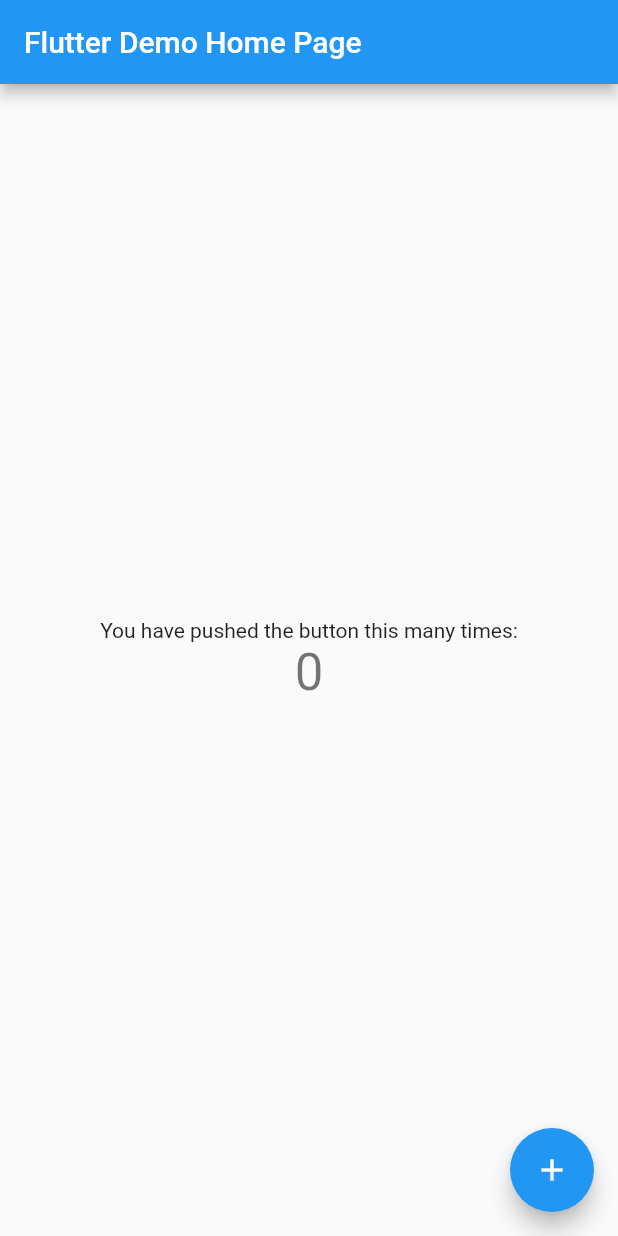
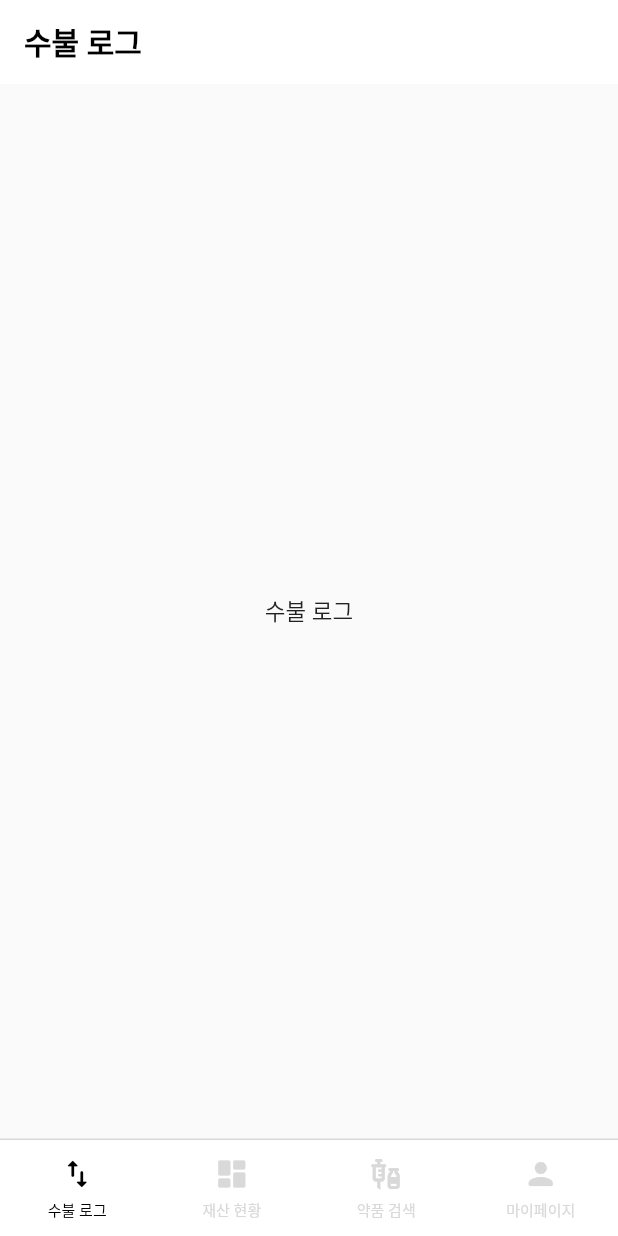
Before and after one commit to sungjjss9707/APP_Seusuro_AutoMedic, a Flutter app: the screen it shows after launch, on a phone screen of 412 x 824 dp. Run offline on Flutter 3.47's test engine with Material 2 defaults, Android fonts, the phone set to English and light mode, and no system bars; our stand-ins replace get; Roboto replaces fonts that are missing (Pretendard).

Commit message:
MainPage UI 및 로직 구현

```diff
--- a/APP(Android)/seusuro/lib/main.dart
+++ b/APP(Android)/seusuro/lib/main.dart
@@ -1,4 +1,10 @@
 import 'package:flutter/material.dart';
+import 'package:flutter_localizations/flutter_localizations.dart';
+import 'package:get/get.dart';
+import 'package:seusuro/src/app_colors.dart';
+import 'package:seusuro/src/app_scroll_behavior.dart';
+import 'package:seusuro/src/controller/data_controller.dart';
+import 'package:seusuro/src/ui/splash_page.dart';
 
 void main() {
   runApp(const MyApp());
@@ -7,109 +13,27 @@
 class MyApp extends StatelessWidget {
   const MyApp({super.key});
 
-  // This widget is the root of your application.
   @override
   Widget build(BuildContext context) {
-    return MaterialApp(
-      title: 'Flutter Demo',
+    Get.put(DataController());
+
+    return GetMaterialApp(
+      title: '스수로',
       theme: ThemeData(
-        // This is the theme of your application.
-        //
-        // Try running your application with "flutter run". You'll see the
-        // application has a blue toolbar. Then, without quitting the app, try
-        // changing the primarySwatch below to Colors.green and then invoke
-        // "hot reload" (press "r" in the console where you ran "flutter run",
-        // or simply save your changes to "hot reload" in a Flutter IDE).
-        // Notice that the counter didn't reset back to zero; the application
-        // is not restarted.
-        primarySwatch: Colors.blue,
+        fontFamily: 'Pretendard',
+        primaryColor: AppColors().keyRed,
       ),
-      home: const MyHomePage(title: 'Flutter Demo Home Page'),
+      home: const SplashPage(),
+      scrollBehavior: AppScrollBehavior(),
+      debugShowCheckedModeBanner: false,
+      localizationsDelegates: const [
+        GlobalMaterialLocalizations.delegate,
+        GlobalWidgetsLocalizations.delegate,
+        GlobalCupertinoLocalizations.delegate,
+      ],
+      supportedLocales: const [
+        Locale('ko', 'KR'),
+      ],
     );
   }
 }
-
-class MyHomePage extends StatefulWidget {
-  const MyHomePage({super.key, required this.title});
-
-  // This widget is the home page of your application. It is stateful, meaning
-  // that it has a State object (defined below) that contains fields that affect
-  // how it looks.
-
-  // This class is the configuration for the state. It holds the values (in this
-  // case the title) provided by the parent (in this case the App widget) and
-  // used by the build method of the State. Fields in a Widget subclass are
-  // always marked "final".
-
-  final String title;
-
-  @override
-  State<MyHomePage> createState() => _MyHomePageState();
-}
-
-class _MyHomePageState extends State<MyHomePage> {
-  int _counter = 0;
-
-  void _incrementCounter() {
-    setState(() {
-      // This call to setState tells the Flutter framework that something has
-      // changed in this State, which causes it to rerun the build method below
-      // so that the display can reflect the updated values. If we changed
-      // _counter without calling setState(), then the build method would not be
-      // called again, and so nothing would appear to happen.
-      _counter++;
-    });
-  }
-
-  @override
-  Widget build(BuildContext context) {
-    // This method is rerun every time setState is called, for instance as done
-    // by the _incrementCounter method above.
-    //
-    // The Flutter framework has been optimized to make rerunning build methods
-    // fast, so that you can just rebuild anything that needs updating rather
-    // than having to individually change instances of widgets.
-    return Scaffold(
-      appBar: AppBar(
-        // Here we take the value from the MyHomePage object that was created by
-        // the App.build method, and use it to set our appbar title.
-        title: Text(widget.title),
-      ),
-      body: Center(
-        // Center is a layout widget. It takes a single child and positions it
-        // in the middle of the parent.
-        child: Column(
-          // Column is also a layout widget. It takes a list of children and
-          // arranges them vertically. By default, it sizes itself to fit its
-          // children horizontally, and tries to be as tall as its parent.
-          //
-          // Invoke "debug painting" (press "p" in the console, choose the
-          // "Toggle Debug Paint" action from the Flutter Inspector in Android
-          // Studio, or the "Toggle Debug Paint" command in Visual Studio Code)
-          // to see the wireframe for each widget.
-          //
-          // Column has various properties to control how it sizes itself and
-          // how it positions its children. Here we use mainAxisAlignment to
-          // center the children vertically; the main axis here is the vertical
-          // axis because Columns are vertical (the cross axis would be
-          // horizontal).
-          mainAxisAlignment: MainAxisAlignment.center,
-          children: <Widget>[
-            const Text(
-              'You have pushed the button this many times:',
-            ),
-            Text(
-              '$_counter',
-              style: Theme.of(context).textTheme.headline4,
-            ),
-          ],
-        ),
-      ),
-      floatingActionButton: FloatingActionButton(
-        onPressed: _incrementCounter,
-        tooltip: 'Increment',
-        child: const Icon(Icons.add),
-      ), // This trailing comma makes auto-formatting nicer for build methods.
-    );
-  }
-}
--- /dev/null
+++ b/APP(Android)/seusuro/lib/src/app_colors.dart
@@ -0,0 +1,18 @@
+import 'package:flutter/material.dart';
+
+class AppColors {
+  // Key
+  Color keyRed = const Color(0xFFED8BC0);
+  Color keyBlue = const Color(0xFF8BA1ED);
+
+  // Background
+  Color bgWhite = const Color(0xFFFFFFFF);
+
+  // Text
+  Color textBlack = const Color(0xFF000000);
+  Color textGrey = const Color(0xFFD9D9D9);
+  Color textWhite = const Color(0xFFFFFFFF);
+
+  // Line
+  Color lineGrey = const Color(0xFFD9D9D9);
+}
--- /dev/null
+++ b/APP(Android)/seusuro/lib/src/app_scroll_behavior.dart
@@ -0,0 +1,10 @@
+import 'package:flutter/gestures.dart';
+import 'package:flutter/material.dart';
+
+class AppScrollBehavior extends MaterialScrollBehavior {
+  @override
+  Set<PointerDeviceKind> get dragDevices => {
+        PointerDeviceKind.touch,
+        PointerDeviceKind.mouse,
+      };
+}
--- /dev/null
+++ b/APP(Android)/seusuro/lib/src/controller/data_controller.dart
@@ -0,0 +1,11 @@
+import 'package:get/get.dart';
+
+class DataController extends GetxService {
+  static DataController get to => Get.find();
+
+  var mobileWidth = 360.0;
+
+  RxDouble screenWidth = 0.0.obs;
+
+  bool isDesktop() => GetPlatform.isDesktop && screenWidth.value > mobileWidth;
+}
--- /dev/null
+++ b/APP(Android)/seusuro/lib/src/controller/ui/main_page_controller.dart
@@ -0,0 +1,11 @@
+import 'package:get/get.dart';
+
+class MainPageController extends GetxController {
+  static MainPageController get to => Get.find();
+
+  RxInt currentIndex = 0.obs;
+
+  void changePageIndex(int index) {
+    currentIndex(index);
+  }
+}
--- /dev/null
+++ b/APP(Android)/seusuro/lib/src/responsive_scaffold.dart
@@ -0,0 +1,127 @@
+import 'package:flutter/material.dart';
+import 'package:seusuro/src/app_colors.dart';
+import 'package:seusuro/src/controller/data_controller.dart';
+
+Widget rScaffold({
+  PreferredSizeWidget? rAppBar,
+  Widget? rBody,
+  Widget? rBottomNavigationBar,
+}) {
+  var mobileWidth = DataController.to.mobileWidth;
+
+  return Scaffold(
+    body: LayoutBuilder(builder: (context, constraints) {
+      DataController.to.screenWidth.value = constraints.maxWidth;
+
+      List<Widget> widgetList = [];
+
+      if (rAppBar != null) widgetList.add(rAppBar);
+      if (rBody != null) {
+        widgetList.add(
+          Expanded(child: rBody),
+        );
+      }
+      if (rBottomNavigationBar != null) widgetList.add(rBottomNavigationBar);
+
+      if (!DataController.to.isDesktop()) {
+        // Mobile
+        return Column(children: widgetList);
+      } else {
+        // Desktop
+        if (constraints.maxWidth > mobileWidth + 480) {
+          return Row(
+            mainAxisAlignment: MainAxisAlignment.center,
+            children: [
+              Container(
+                width: 480,
+                padding: const EdgeInsets.only(top: 60, bottom: 24),
+                child: Column(
+                  mainAxisAlignment: MainAxisAlignment.center,
+                  children: [
+                    const Spacer(),
+                    Image.asset(
+                      'assets/seusuro_logo.png',
+                      width: 200,
+                      height: 200,
+                    ),
+                    const SizedBox(height: 24),
+                    RichText(
+                      text: TextSpan(
+                        style: TextStyle(
+                          color: AppColors().textBlack,
+                          fontSize: 22,
+                          fontWeight: FontWeight.w400,
+                        ),
+                        children: [
+                          TextSpan(
+                            text: '스',
+                            style: TextStyle(
+                              color: AppColors().keyRed,
+                            ),
+                          ),
+                          const TextSpan(text: '마트 '),
+                          TextSpan(
+                            text: '수',
+                            style: TextStyle(
+                              color: AppColors().keyRed,
+                            ),
+                          ),
+                          const TextSpan(text: '불 '),
+                          TextSpan(
+                            text: '로',
+                            style: TextStyle(
+                              color: AppColors().keyRed,
+                            ),
+                          ),
+                          const TextSpan(text: '그'),
+                        ],
+                      ),
+                    ),
+                    Text(
+                      '스수로',
+                      style: TextStyle(
+                        color: AppColors().textBlack,
+                        fontSize: 60,
+                        fontWeight: FontWeight.w700,
+                      ),
+                    ),
+                    const Spacer(),
+                    Padding(
+                      padding: const EdgeInsets.only(right: 343),
+                      child: Text(
+                        'Made by.',
+                        style: TextStyle(
+                          color: AppColors().textBlack,
+                          fontSize: 18,
+                          fontWeight: FontWeight.w700,
+                        ),
+                      ),
+                    ),
+                    Image.asset('assets/automedic_title.png'),
+                  ],
+                ),
+              ),
+              Material(
+                elevation: 48,
+                child: SizedBox(
+                  width: mobileWidth,
+                  child: Column(children: widgetList),
+                ),
+              ),
+            ],
+          );
+        } else {
+          return Center(
+            child: Material(
+              elevation: 48,
+              child: SizedBox(
+                width: mobileWidth,
+                child: Column(children: widgetList),
+              ),
+            ),
+          );
+        }
+      }
+    }),
+  );
+}
--- /dev/null
+++ b/APP(Android)/seusuro/lib/src/responsive_transition.dart
@@ -0,0 +1,12 @@
+import 'package:get/get.dart';
+import 'package:seusuro/src/controller/data_controller.dart';
+
+Transition rTransition() {
+  if (!DataController.to.isDesktop()) {
+    // Mobile
+    return Transition.native;
+  } else {
+    // Desktop
+    return Transition.noTransition;
+  }
+}
--- /dev/null
+++ b/APP(Android)/seusuro/lib/src/ui/asset/asset_page.dart
@@ -0,0 +1,12 @@
+import 'package:flutter/material.dart';
+
+class AssetPage extends StatelessWidget {
+  const AssetPage({super.key});
+
+  @override
+  Widget build(BuildContext context) {
+    return const Center(
+      child: Text('재산 현황'),
+    );
+  }
+}
--- /dev/null
+++ b/APP(Android)/seusuro/lib/src/ui/log/log_page.dart
@@ -0,0 +1,12 @@
+import 'package:flutter/material.dart';
+
+class LogPage extends StatelessWidget {
+  const LogPage({super.key});
+
+  @override
+  Widget build(BuildContext context) {
+    return const Center(
+      child: Text('수불 로그'),
+    );
+  }
+}
--- /dev/null
+++ b/APP(Android)/seusuro/lib/src/ui/main_page.dart
@@ -0,0 +1,129 @@
+import 'package:flutter/material.dart';
+import 'package:get/get.dart';
+import 'package:seusuro/src/app_colors.dart';
+import 'package:seusuro/src/controller/ui/main_page_controller.dart';
+import 'package:seusuro/src/responsive_scaffold.dart';
+import 'package:seusuro/src/ui/asset/asset_page.dart';
+import 'package:seusuro/src/ui/log/log_page.dart';
+import 'package:seusuro/src/ui/mypage/mypage_page.dart';
+import 'package:seusuro/src/ui/search/search_page.dart';
+
+class MainPage extends StatelessWidget {
+  const MainPage({super.key});
+
+  @override
+  Widget build(BuildContext context) {
+    Get.put(MainPageController());
+
+    return rScaffold(
+      rAppBar: _appBar(),
+      rBody: Obx(() {
+        switch (MainPageController.to.currentIndex.value) {
+          case 0:
+            return const LogPage();
+          case 1:
+            return const AssetPage();
+          case 2:
+            return const SearchPage();
+          case 3:
+            return const MypagePage();
+          default:
+            return Container();
+        }
+      }),
+      rBottomNavigationBar: _bottomNavigationBar(),
+    );
+  }
+
+  AppBar _appBar() {
+    return AppBar(
+      elevation: 0,
+      backgroundColor: AppColors().bgWhite,
+      title: Obx(() {
+        var title = '수불 로그';
+
+        switch (MainPageController.to.currentIndex.value) {
+          case 0:
+            title = '수불 로그';
+            break;
+          case 1:
+            title = '재산 현황';
+            break;
+          case 2:
+            title = '약품 검색';
+            break;
+          case 3:
+            title = '마이페이지';
+            break;
+        }
+
+        return Text(
+          title,
+          style: TextStyle(
+            color: AppColors().textBlack,
+            fontSize: 20,
+            fontWeight: FontWeight.w700,
+          ),
+        );
+      }),
+    );
+  }
+
+  Widget _bottomNavigationBar() {
+    return Column(
+      children: [
+        Container(
+          height: 1,
+          color: AppColors().lineGrey,
+        ),
+        SizedBox(
+          height: 64,
+          child: Obx(() => BottomNavigationBar(
+                elevation: 0,
+                type: BottomNavigationBarType.fixed,
+                showUnselectedLabels: true,
+                selectedLabelStyle: const TextStyle(
+                  fontSize: 10,
+                  fontWeight: FontWeight.w400,
+                ),
+                unselectedLabelStyle: const TextStyle(
+                  fontSize: 10,
+                  fontWeight: FontWeight.w400,
+                ),
+                backgroundColor: AppColors().bgWhite,
+                selectedItemColor: AppColors().textBlack,
+                unselectedItemColor: AppColors().textGrey,
+                currentIndex: MainPageController.to.currentIndex.value,
+                onTap: MainPageController.to.changePageIndex,
+                items: [
+                  bottomNavigationBarItem('수불 로그', Icons.swap_vert_rounded),
+                  bottomNavigationBarItem('재산 현황', Icons.dashboard_rounded),
+                  bottomNavigationBarItem('약품 검색', Icons.vaccines),
+                  bottomNavigationBarItem('마이페이지', Icons.person_rounded),
+                ],
+              )),
+        ),
+      ],
+    );
+  }
+
+  BottomNavigationBarItem bottomNavigationBarItem(var label, var iconName) {
+    return BottomNavigationBarItem(
+      label: label,
+      icon: Padding(
+        padding: const EdgeInsets.only(bottom: 4),
+        child: Icon(
+          iconName,
+          color: AppColors().textGrey,
+        ),
+      ),
+      activeIcon: Padding(
+        padding: const EdgeInsets.only(bottom: 4),
+        child: Icon(
+          iconName,
+          color: AppColors().textBlack,
+        ),
+      ),
+    );
+  }
+}
--- /dev/null
+++ b/APP(Android)/seusuro/lib/src/ui/mypage/mypage_page.dart
@@ -0,0 +1,12 @@
+import 'package:flutter/material.dart';
+
+class MypagePage extends StatelessWidget {
+  const MypagePage({super.key});
+
+  @override
+  Widget build(BuildContext context) {
+    return const Center(
+      child: Text('마이페이지'),
+    );
+  }
+}
--- /dev/null
+++ b/APP(Android)/seusuro/lib/src/ui/search/search_page.dart
@@ -0,0 +1,12 @@
+import 'package:flutter/material.dart';
+
+class SearchPage extends StatelessWidget {
+  const SearchPage({super.key});
+
+  @override
+  Widget build(BuildContext context) {
+    return const Center(
+      child: Text('약품 검색'),
+    );
+  }
+}
--- /dev/null
+++ b/APP(Android)/seusuro/lib/src/ui/splash_page.dart
@@ -0,0 +1,54 @@
+import 'package:flutter/material.dart';
+import 'package:get/get.dart';
+import 'package:seusuro/src/app_colors.dart';
+import 'package:seusuro/src/responsive_scaffold.dart';
+import 'package:seusuro/src/responsive_transition.dart';
+import 'package:seusuro/src/ui/main_page.dart';
+
+class SplashPage extends StatelessWidget {
+  const SplashPage({super.key});
+
+  @override
+  Widget build(BuildContext context) {
+    Future.delayed(const Duration(milliseconds: 1500), () {
+      Get.off(const MainPage(), transition: rTransition());
+    });
+
+    return rScaffold(
+      rBody: Container(
+        color: AppColors().bgWhite,
+        child: Center(
+          child: Column(
+            mainAxisAlignment: MainAxisAlignment.center,
+            children: [
+              Image.asset(
+                'assets/seusuro_logo.png',
+                width: 120,
+                height: 120,
+              ),
+              const SizedBox(
+                height: 24,
+              ),
+              Text(
+                '스마트 수불 로그',
+                style: TextStyle(
+                  color: AppColors().textBlack,
+                  fontSize: 18,
+                  fontWeight: FontWeight.w400,
+                ),
+              ),
+              Text(
+                '스수로',
+                style: TextStyle(
+                  color: AppColors().textBlack,
+                  fontSize: 48,
+                  fontWeight: FontWeight.w700,
+                ),
+              ),
+            ],
+          ),
+        ),
+      ),
+    );
+  }
+}
```
Also changed, not shown: APP(Android)/seusuro/pubspec.yaml (+14 -15 lines), APP(Android)/seusuro/assets/automedic_icon.png (added), APP(Android)/seusuro/assets/automedic_logo.png (added), APP(Android)/seusuro/assets/automedic_title.png (added), APP(Android)/seusuro/assets/seusuro_logo.png (added), APP(Android)/seusuro/pubspec.lock, 2 other files.
